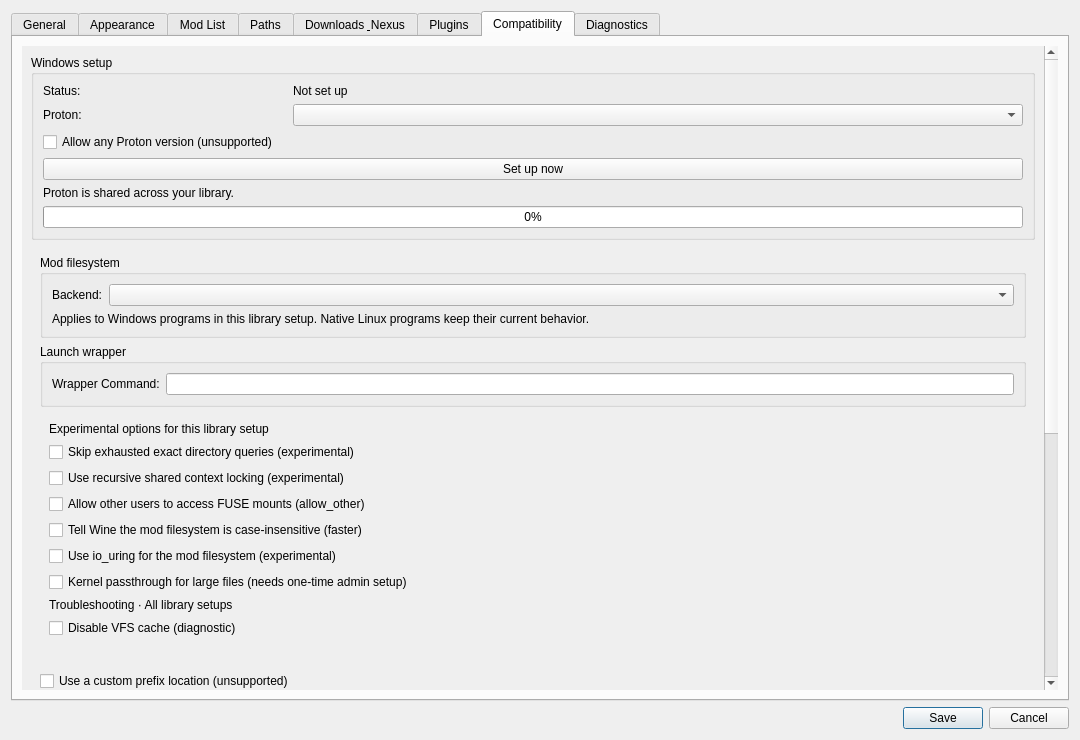
This is src/src/settingsdialog.ui in SulfurNitride/Fluorine-Manager as Qt 5 draws it before an edit. The edited form follows.
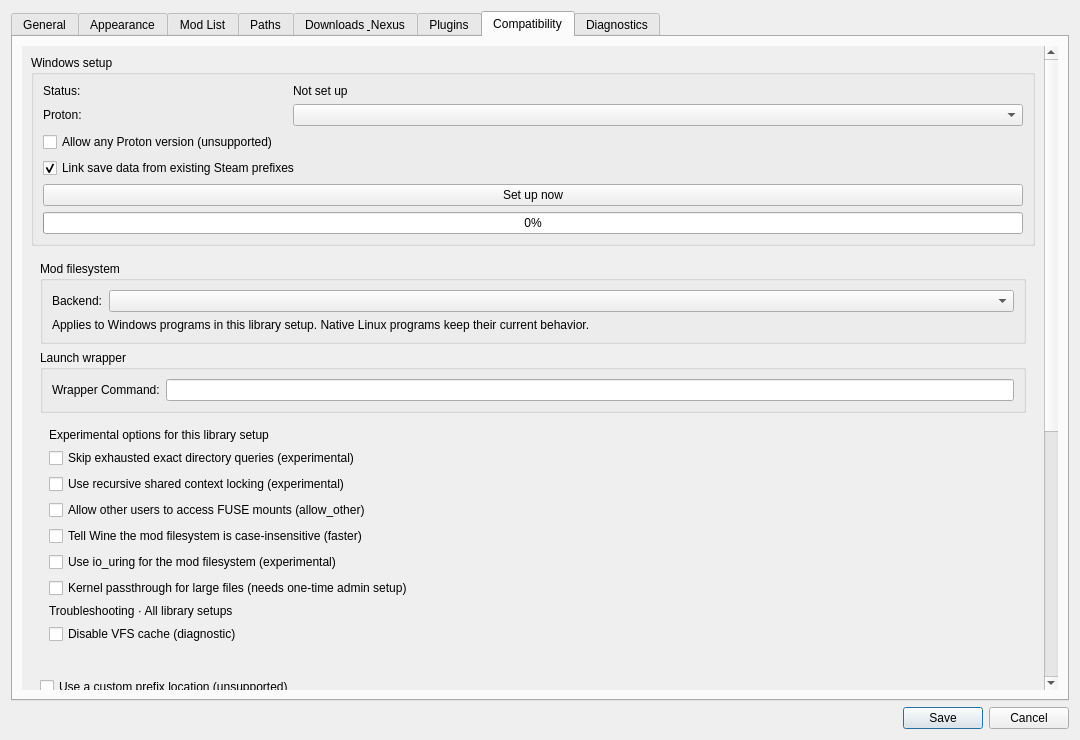
This is the edited form. The open tabs and pages were chosen to show the change. Icons and pictures are not drawn. Custom widgets are drawn as their Qt base class.

Commit message:
Add option to skip linking save data from Steam prefixes
Prefix creation can now leave Steam save folders unlinked via a checkbox
in the Proton settings (on by default, matching the old behaviour). Also
never link mod.io and IO Interactive AppData folders, which are shared
between games.

```diff
--- a/src/src/settingsdialog.ui
+++ b/src/src/settingsdialog.ui
@@ -1789,6 +1789,19 @@
                </widget>
               </item>
               <item row="3" column="0" colspan="4">
+               <widget class="QCheckBox" name="linkSteamSaveDataCheckBox">
+                <property name="text">
+                 <string>Link save data from existing Steam prefixes</string>
+                </property>
+                <property name="toolTip">
+                 <string>When creating the prefix, symlink game save folders from your Steam prefixes into Fluorine's prefix instead of leaving it empty. Turn off to move saves by hand.</string>
+                </property>
+                <property name="checked">
+                 <bool>true</bool>
+                </property>
+               </widget>
+              </item>
+              <item row="4" column="0" colspan="4">
                <widget class="QPushButton" name="createPrefixButton">
                 <property name="text">
                  <string>Set up now</string>
@@ -1798,7 +1811,7 @@
                 </property>
                </widget>
               </item>
-              <item row="4" column="0" colspan="4">
+              <item row="5" column="0" colspan="4">
                <widget class="QLabel" name="runtimeSetupNote">
                 <property name="wordWrap">
                  <bool>true</bool>
```
The commit also changes 5 other files.
